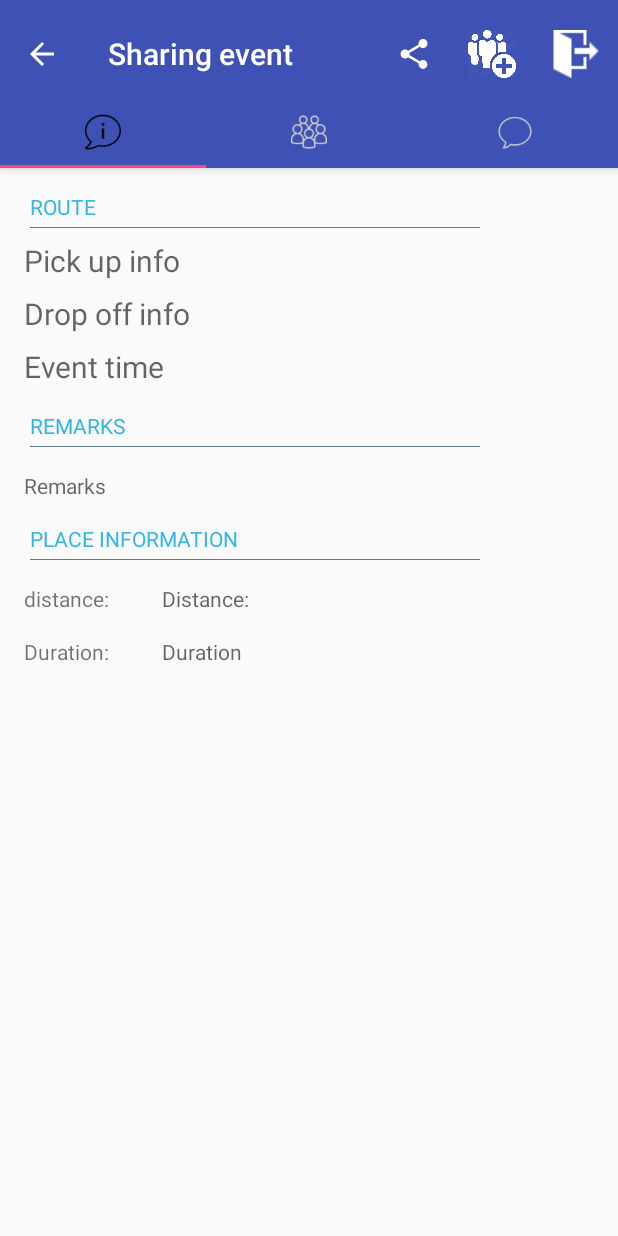
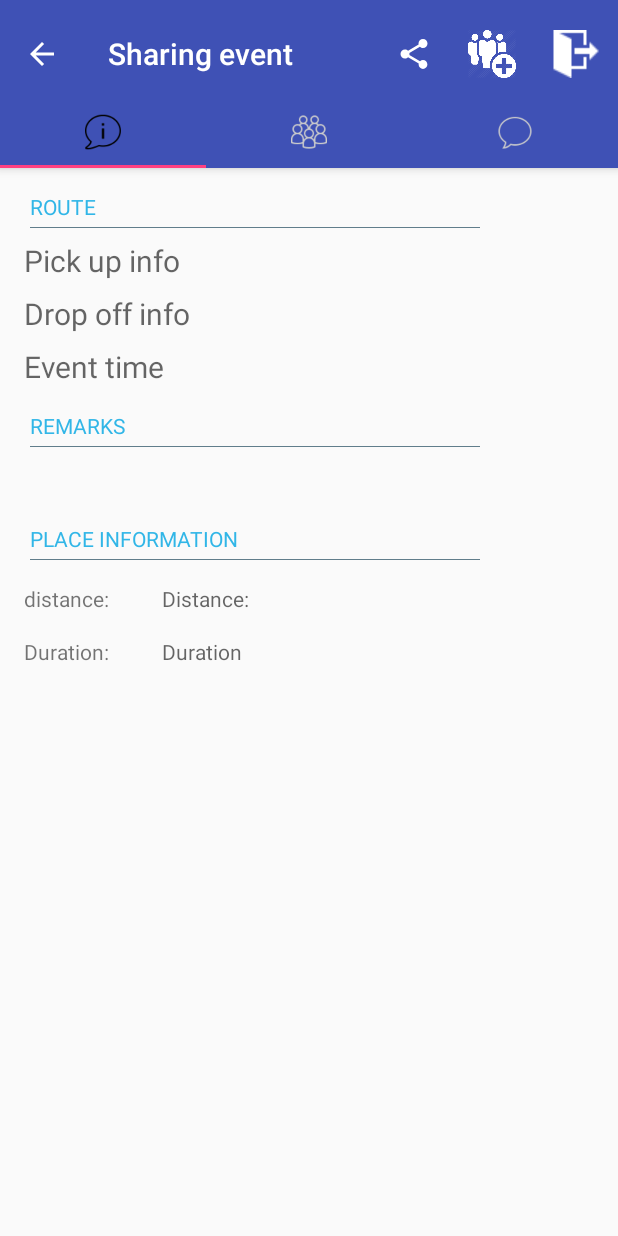
Before and after one commit to billy0222/UShare, an Android app: the FragmentInfo screen opened directly, with no data from a screen before it, on a phone screen of 412 x 824 dp. Run offline under Robolectric (Android 15) with nearby library versions, the phone set to English and light mode, and no system bars; our stand-ins replace CircleImageView, Firebase (no records; nobody signed in at launch, a user with empty details on screens opened directly), Picasso; libraries missing offline, so code that uses them is left out: com.firebase.ui; pictures from the network do not load; 11 statements that could not run were skipped.

Commit message:
solve bugs

```diff
--- a/app/src/main/java/lix5/ushare/CreateActivity.java
+++ b/app/src/main/java/lix5/ushare/CreateActivity.java
@@ -190,6 +190,7 @@ public class CreateActivity extends AppCompatActivity {
             taxiButton.setSelected(true);
             isRequest.setChecked(true);
             isRequest.setClickable(false);
+            eventIsRequest = true;
             typeIsTaxi = true;
             typeIsCar = false;
         }
@@ -221,7 +222,6 @@ public class CreateActivity extends AppCompatActivity {
         long afterOneYearInMillis = c.getTimeInMillis();
         dpd.getDatePicker().setMaxDate(afterOneYearInMillis);
         dpd.show();
-
     }
 
     private void timePicker(Date date) {
--- a/app/src/main/java/lix5/ushare/FragmentInfo.java
+++ b/app/src/main/java/lix5/ushare/FragmentInfo.java
@@ -27,7 +27,7 @@ public class FragmentInfo extends Fragment {
     private TextView pickUp;
     private TextView dropOff;
     private TextView dateTime;
-    private TextView remark;
+    private TextView remark, remarkTitle;
     private TextView distance, duration, taxiFare, taxiFare_text;
     private int numberOfPeopleInEvent = 1;
 
@@ -46,6 +46,7 @@ public class FragmentInfo extends Fragment {
         dropOff = view.findViewById(R.id.info_drop_off);
         dateTime = view.findViewById(R.id.info_time);
         remark = view.findViewById(R.id.remarks_input);
+        remarkTitle = view.findViewById(R.id.remark);
         distance = view.findViewById(R.id.placeInfo_distance_input);
         duration = view.findViewById(R.id.placeInfo_duration_input);
         taxiFare = view.findViewById(R.id.placeInfo_taxiFare_input);
@@ -61,7 +62,10 @@ public class FragmentInfo extends Fragment {
         pickUp.setText(event.getPickUp());
         dropOff.setText(event.getDropOff());
         dateTime.setText(event.getDateTime());
-        remark.setText(event.getMessage());
+        if(event.getMessage().equals(""))
+            remarkTitle.setVisibility(View.GONE);
+        else
+            remark.setText(event.getMessage());
 
         PlaceDistance result = findPlaceInfo(event.getPickUpID(), event.getDropOffID());
         distance.setText(String.valueOf(result.getDistance()) + " meters");
--- a/app/src/main/java/lix5/ushare/MainActivity.java
+++ b/app/src/main/java/lix5/ushare/MainActivity.java
@@ -58,6 +58,7 @@ import java.util.ArrayList;
 import java.util.Calendar;
 import java.util.Date;
 import java.util.List;
+import java.util.Locale;
 
 public class MainActivity extends AppCompatActivity
         implements NavigationView.OnNavigationItemSelectedListener {
@@ -110,7 +111,8 @@ public class MainActivity extends AppCompatActivity
             public void onDataChange(DataSnapshot dataSnapshot) {
                 uName.setText(dataSnapshot.child("username").getValue(String.class));   //set the name
                 uEmail.setText(dataSnapshot.child("email").getValue(String.class));    //set the email
-                Picasso.get().load(dataSnapshot.child("avatar").getValue(String.class)).into(uIcon);
+                    if(!dataSnapshot.child("avatar").getValue(String.class).equals(""))
+                    Picasso.get().load(dataSnapshot.child("avatar").getValue(String.class)).into(uIcon);
             }
 
             @Override
@@ -173,7 +175,7 @@ public class MainActivity extends AppCompatActivity
             if (date.before(c.getTime()))
                 new AlertDialog.Builder(MainActivity.this).setMessage("The pick up time can only be future.").setPositiveButton("OK", (dialog, which) -> datePicker()).show();
             else
-                date_time = (date.getYear() + 1900 == c.get(Calendar.YEAR) ? new SimpleDateFormat("EE, dd MMMM, HH:mm").format(date) : new SimpleDateFormat("EE, dd MMMM yyyy, HH:mm").format(date));
+                date_time = (date.getYear() + 1900 == c.get(Calendar.YEAR) ? new SimpleDateFormat("EE, dd MMMM, HH:mm", Locale.US).format(date) : new SimpleDateFormat("EE, dd MMMM yyyy, HH:mm", Locale.US).format(date));
             searchTime.setText(date_time);
 
         }, mHour, mMinute, true);
--- a/app/src/main/java/lix5/ushare/MyFirebaseMessagingService.java
+++ b/app/src/main/java/lix5/ushare/MyFirebaseMessagingService.java
@@ -1,6 +1,5 @@
 package lix5.ushare;
 
-import android.app.Notification;
 import android.app.NotificationChannel;
 import android.app.NotificationManager;
 import android.app.PendingIntent;
--- a/app/src/main/java/lix5/ushare/ProfileActivity.java
+++ b/app/src/main/java/lix5/ushare/ProfileActivity.java
@@ -1,5 +1,6 @@
 package lix5.ushare;
 
+import android.annotation.SuppressLint;
 import android.content.Intent;
 import android.os.Bundle;
 import android.support.v7.app.AppCompatActivity;
@@ -24,6 +25,7 @@ public class ProfileActivity extends AppCompatActivity {
     private ImageView edit;
     private de.hdodenhof.circleimageview.CircleImageView avatar;
 
+    @SuppressLint("RestrictedApi")
     @Override
     protected void onCreate(Bundle savedInstanceState) {
         super.onCreate(savedInstanceState);
@@ -39,7 +41,6 @@ public class ProfileActivity extends AppCompatActivity {
         gender = findViewById(R.id.gender_profile);
         rating = findViewById(R.id.rating_profile);
         avatar = findViewById(R.id.avatar_profile);
-        Toolbar toolbar = findViewById(R.id.toolbar);
 
         edit = findViewById(R.id.edit_profile);
 
@@ -56,7 +57,8 @@ public class ProfileActivity extends AppCompatActivity {
                 mobile.setText(dataSnapshot.child("phoneNum").getValue(String.class));  //set the mobile
                 gender.setText(dataSnapshot.child("sex").getValue(String.class));   //set the gender
                 rating.setText(dataSnapshot.child("rating").getValue(String.class));    //set the rating
-                Picasso.get().load(dataSnapshot.child("avatar").getValue(String.class)).into(avatar);  //set the avatar
+                if(!dataSnapshot.child("avatar").getValue(String.class).equals(""))
+                    Picasso.get().load(dataSnapshot.child("avatar").getValue(String.class)).into(avatar);  //set the avatar
             }
 
             @Override
--- a/app/src/main/java/lix5/ushare/RateUserActivity.java
+++ b/app/src/main/java/lix5/ushare/RateUserActivity.java
@@ -105,9 +105,7 @@ public class RateUserActivity extends AppCompatActivity {
             }
             else{
                 Rating newRating = new Rating(String.valueOf(rating), comment.getText().toString());
-                Map<String, Rating> ratingMap = new HashMap<>();
-                ratingMap.put(mAuth.getUid(), newRating);
-                mDatabase.child("rating").child(rating_user_id).setValue(ratingMap);
+                mDatabase.child("rating").child(rating_user_id).child(mAuth.getUid()).setValue(newRating);
                 mDatabase.child("rating").child(rating_user_id).addListenerForSingleValueEvent(new ValueEventListener() {
                     @Override
                     public void onDataChange(DataSnapshot dataSnapshot) {
@@ -120,7 +118,7 @@ public class RateUserActivity extends AppCompatActivity {
                                     ratingAfter = (0.0 + rating);
                                 }
                                 else {
-                                    ratingAfter = ((dataSnapshot2.getValue(Double.class) + rating) / numOfRating);
+                                    ratingAfter = ((Double.valueOf(dataSnapshot2.getValue(String.class)) * (numOfRating - 1) + rating) / numOfRating);
                                 }
                                 mDatabase.child("users").child(rating_user_id).child("rating").setValue(String.valueOf(ratingAfter));
                             }
--- a/app/src/main/java/lix5/ushare/User.java
+++ b/app/src/main/java/lix5/ushare/User.java
@@ -25,7 +25,7 @@ public class User {
         this.username = username;
         this.email = email;
         this.password = password;
-        this.avatar = "";
+        this.avatar = "https://firebasestorage.googleapis.com/v0/b/ridesharing-46453.appspot.com/o/images%2Fprofile_icon.jpg?alt=media&token=f8c6fa2a-9ce7-4557-85e8-b6b57cd09863";
         this.sex = "";
         this.bio = "";
         this.rating = "";
--- a/app/src/main/res/layout/fragment_event_info.xml
+++ b/app/src/main/res/layout/fragment_event_info.xml
@@ -75,8 +75,7 @@
             android:layout_marginLeft="16dp"
             android:layout_marginStart="16dp"
             android:layout_marginTop="16dp"
-            android:background="@android:color/transparent"
-            android:hint="@string/remarks" />
+            android:background="@android:color/transparent" />
 
         <TextView
             android:id="@+id/placeInfo"
```
Also changed, not shown: app/src/main/java/lix5/ushare/RatingActivity.java (+6 -6 lines), app/src/main/java/lix5/ushare/FragmentCar.java (line endings or trailing spaces).
